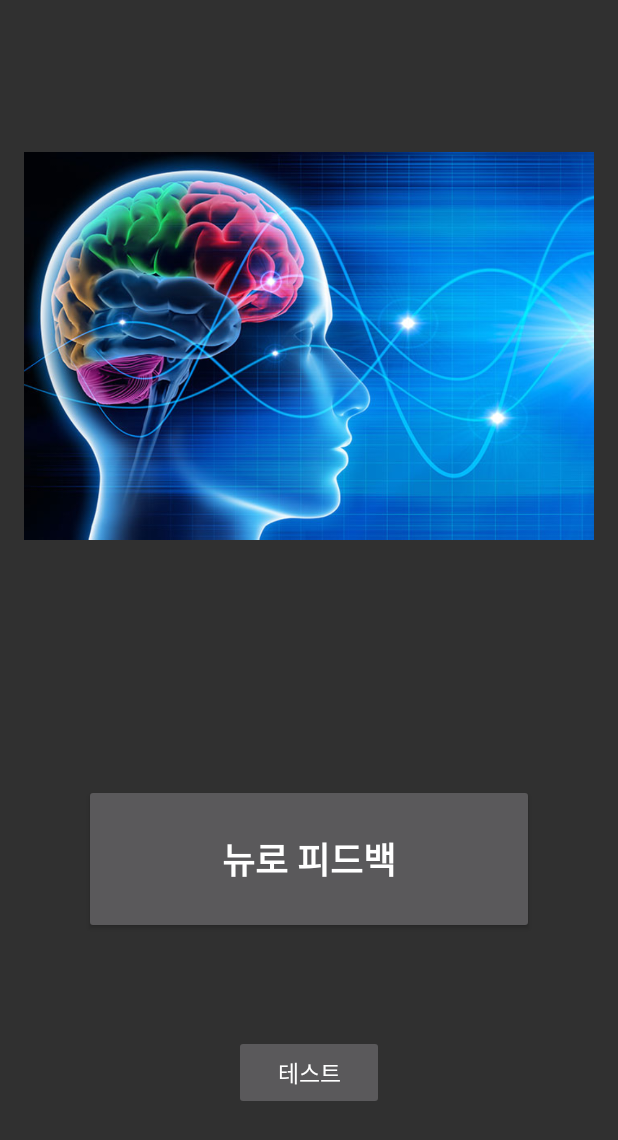
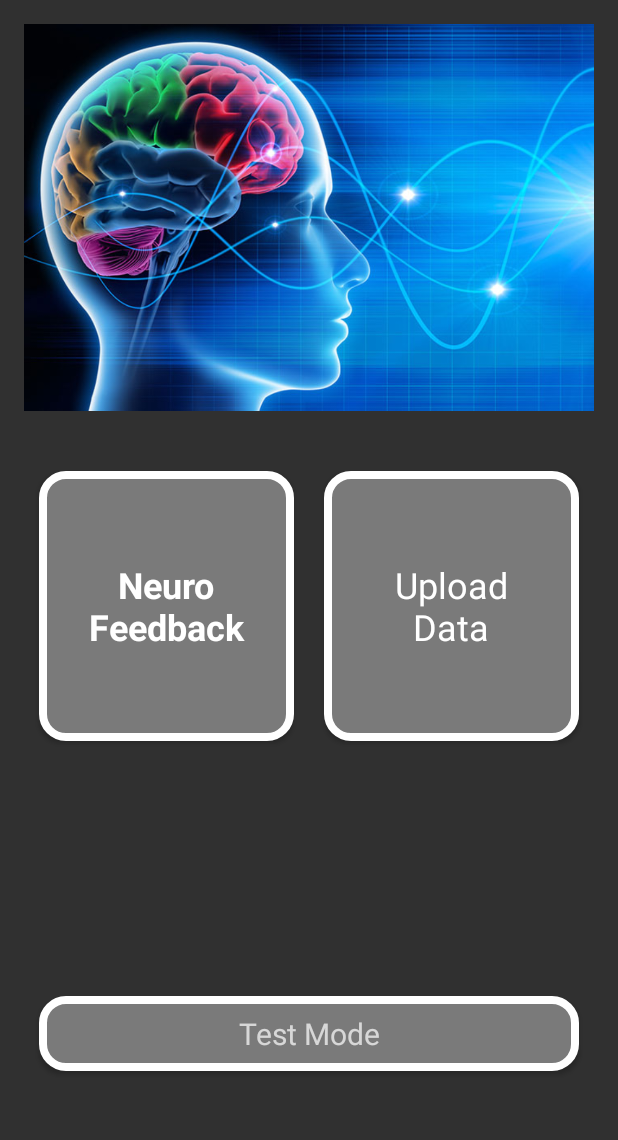
Before and after one commit to jungbini/NeuroFeedback, an Android app: the LoginActivity screen opened directly, with no data from a screen before it, on a phone screen of 412 x 824 dp. Shown: the top 1140 px of the screen. Run offline under Robolectric (Android 15) with nearby library versions, the phone set to English and light mode, and no system bars; 1 statement that could not run was skipped.

Commit message:
1. back to ArrayList sensorData from primitive array but add thread lock 2. change water drop sound interface (postponed) 3. modify delta rate calculation 4. writing log function at feedback time 5. modify main screen buttons

```diff
--- /dev/null
+++ b/app/src/main/res/drawable/main_buttonshape.xml
@@ -0,0 +1,23 @@
+<?xml version="1.0" encoding="utf-8"?>
+<shape xmlns:android="http://schemas.android.com/apk/res/android" android:shape="rectangle" >
+    <corners
+        android:radius="15dp"
+        />
+    <solid
+        android:color="#7A7A7A"
+        />
+    <padding
+        android:left="0dp"
+        android:top="0dp"
+        android:right="0dp"
+        android:bottom="0dp"
+        />
+    <size
+        android:width="200dp"
+        android:height="200dp"
+        />
+    <stroke
+        android:width="5dp"
+        android:color="#FFFFFF"
+        />
+</shape>
--- a/app/src/main/res/layout/activity_login.xml
+++ b/app/src/main/res/layout/activity_login.xml
@@ -9,42 +9,75 @@
     android:paddingTop="@dimen/activity_vertical_margin"
     tools:context=".LoginActivity">
 
+    <LinearLayout
+        android:layout_width="match_parent"
+        android:layout_height="match_parent"
+        android:orientation="vertical">
+
         <ImageView
             android:id="@+id/imgLogo"
+            android:layout_width="wrap_content"
+            android:layout_height="258dp"
+            android:src="@drawable/neurofeedback" />
+
+        <LinearLayout
             android:layout_width="match_parent"
-        android:layout_height="wrap_content"
-        android:layout_above="@+id/btnNeuroFeedback"
-        android:layout_alignParentStart="true"
-        android:layout_marginBottom="77dp"
-        android:src="@drawable/neurofeedback" />
+            android:layout_height="200dp"
+            android:layout_marginTop="30dp"
+            android:orientation="horizontal">
 
             <Button
                 android:id="@+id/btnNeuroFeedback"
-        android:layout_width="300dp"
-        android:layout_height="100dp"
-        android:layout_above="@+id/btnLogin"
-        android:layout_centerHorizontal="true"
-        android:layout_marginBottom="67dp"
+                android:layout_width="wrap_content"
+                android:layout_height="match_parent"
+                android:layout_margin="10dp"
+                android:layout_weight="0.5"
+                android:background="@drawable/main_buttonshape"
                 android:gravity="center_vertical|center_horizontal"
-        android:text="뉴로 피드백"
+                android:text="Neuro\nFeedback"
                 android:textAppearance="@style/TextAppearance.AppCompat.Headline"
                 android:textColor="@android:color/background_light"
                 android:textStyle="bold" />
 
             <Button
+                android:id="@+id/syncDB"
+                android:layout_width="wrap_content"
+                android:layout_height="match_parent"
+                android:layout_margin="10dp"
+                android:layout_weight="0.5"
+                android:background="@drawable/main_buttonshape"
+                android:gravity="center_vertical|center_horizontal"
+                android:text="Upload\nData"
+                android:textAppearance="@style/TextAppearance.AppCompat.Headline"
+                android:textColor="@android:color/background_light" />
+
+        </LinearLayout>
+
+        <LinearLayout
+            android:layout_width="match_parent"
+            android:layout_height="70dp"
+            android:layout_marginTop="150dp"
+            android:gravity="bottom"
+            android:orientation="horizontal">
+
+            <Button
                 android:id="@+id/btnLogin"
-        android:layout_width="100dp"
-        android:layout_height="50dp"
-        android:layout_alignParentBottom="true"
-        android:layout_centerHorizontal="true"
-        android:layout_marginBottom="68dp"
-        android:enabled="false"
-        android:text="테스트"
+                android:layout_width="wrap_content"
+                android:layout_height="match_parent"
+                android:layout_margin="10dp"
+                android:layout_weight="0.5"
+                android:background="@drawable/main_buttonshape"
+                android:enabled="true"
+                android:text="Test Mode"
                 android:textAlignment="center"
                 android:textAppearance="@style/TextAppearance.AppCompat.Headline"
-        android:textColor="@android:color/background_light"
-        android:textSize="15dp"
+                android:textColor="?attr/colorControlNormal"
+                android:textSize="20dp"
                 android:visibility="visible"
-        tools:enabled="false" />
+                tools:enabled="true" />
+
+        </LinearLayout>
+
+    </LinearLayout>
 
 </RelativeLayout>
--- a/build.gradle
+++ b/build.gradle
@@ -7,7 +7,7 @@ buildscript {
         jcenter()
     }
     dependencies {
-        classpath 'com.android.tools.build:gradle:3.2.1'
+        classpath 'com.android.tools.build:gradle:3.3.0'
 
         // NOTE: Do not place your application dependencies here; they belong
         // in the individual module build.gradle files
```
Also changed, not shown: app/src/main/java/bluetoothspp/akexorcist/app/NeuroAnalyzer/NeuroFeedbackActivity.java (+33 -17 lines), gradle/wrapper/gradle-wrapper.properties. Lines whose indentation alone changed are shown as unchanged.
